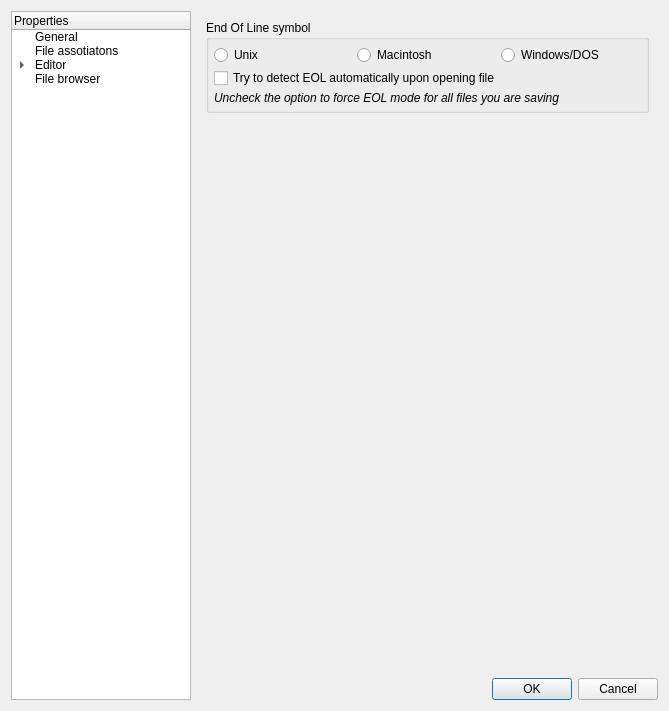
Before: the Qt Designer form mks/ui/UISettings.ui in andreikop/enki, drawn with Qt 5.
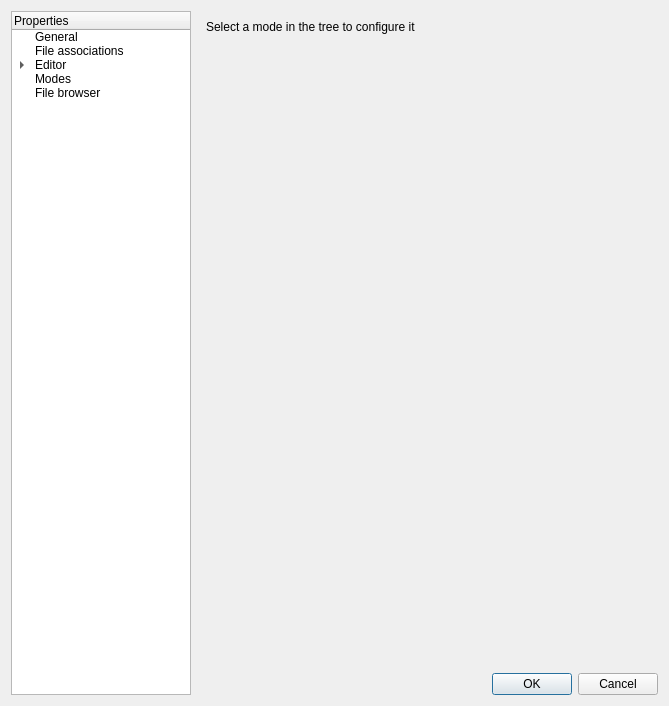
After: the same form once the commit is applied. Custom widgets are drawn as their Qt base class.

Commit message: Better UISettings API for adding new pages

Patch:
```diff
--- a/mks/ui/UISettings.ui
+++ b/mks/ui/UISettings.ui
@@ -7,7 +7,7 @@
     <x>0</x>
     <y>0</y>
     <width>669</width>
-    <height>711</height>
+    <height>706</height>
    </rect>
   </property>
   <property name="windowTitle">
@@ -43,7 +43,7 @@
      </item>
      <item>
       <property name="text">
-       <string>File assotiatons</string>
+       <string>File associations</string>
       </property>
      </item>
      <item>
@@ -123,6 +123,11 @@
        </item>
       </item>
      </item>
+     <item>
+      <property name="text">
+       <string>Modes</string>
+      </property>
+     </item>
      <item>
       <property name="text">
        <string>File browser</string>
@@ -138,7 +143,7 @@
         <bool>true</bool>
        </property>
        <property name="currentIndex">
-        <number>10</number>
+        <number>15</number>
        </property>
        <widget class="QWidget" name="pGeneral">
         <layout class="QVBoxLayout" name="verticalLayout_18">
@@ -2121,6 +2126,30 @@
          </item>
         </layout>
        </widget>
+       <widget class="QWidget" name="pModes">
+        <layout class="QVBoxLayout" name="verticalLayout_14">
+         <item>
+          <widget class="QLabel" name="label_6">
+           <property name="text">
+            <string>Select a mode in the tree to configure it</string>
+           </property>
+          </widget>
+         </item>
+         <item>
+          <spacer name="verticalSpacer_4">
+           <property name="orientation">
+            <enum>Qt::Vertical</enum>
+           </property>
+           <property name="sizeHint" stdset="0">
+            <size>
+             <width>20</width>
+             <height>40</height>
+            </size>
+           </property>
+          </spacer>
+         </item>
+        </layout>
+       </widget>
        <widget class="QWidget" name="pFileBrowser">
         <layout class="QVBoxLayout" name="verticalLayout_19">
          <item>
```
Left out of the diff: 2 changed lines with no effect on the pictures. The commit also changes 2 other files.
